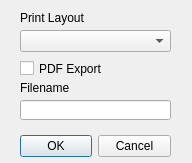
Above: auto_print/auto_print_dialog_base.ui from chrimohr/autoPrint before the change. Below: the same form after it.
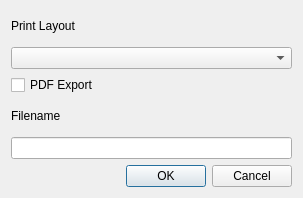
That is the form after the change.

Patch:
```diff
--- a/auto_print/auto_print_dialog_base.ui
+++ b/auto_print/auto_print_dialog_base.ui
@@ -6,94 +6,59 @@
    <rect>
     <x>0</x>
     <y>0</y>
-    <width>192</width>
-    <height>163</height>
+    <width>303</width>
+    <height>198</height>
    </rect>
   </property>
   <property name="windowTitle">
    <string>autoPrint</string>
   </property>
-  <widget class="QDialogButtonBox" name="button_box">
-   <property name="geometry">
-    <rect>
-     <x>20</x>
-     <y>130</y>
-     <width>151</width>
-     <height>32</height>
-    </rect>
-   </property>
-   <property name="orientation">
-    <enum>Qt::Horizontal</enum>
-   </property>
-   <property name="standardButtons">
-    <set>QDialogButtonBox::Cancel|QDialogButtonBox::Ok</set>
-   </property>
-  </widget>
+  <layout class="QGridLayout" name="gridLayout">
+   <item row="0" column="0">
   <widget class="QLabel" name="label">
-   <property name="geometry">
-    <rect>
-     <x>20</x>
-     <y>10</y>
-     <width>151</width>
-     <height>16</height>
-    </rect>
-   </property>
    <property name="text">
     <string>Print Layout</string>
    </property>
   </widget>
+   </item>
+   <item row="1" column="0">
+    <widget class="QComboBox" name="layoutComboBox"/>
+   </item>
+   <item row="2" column="0">
+    <widget class="QCheckBox" name="PdfCheckBox">
+     <property name="text">
+      <string>PDF Export</string>
+     </property>
+    </widget>
+   </item>
+   <item row="3" column="0">
   <widget class="QLabel" name="label_2">
-   <property name="geometry">
-    <rect>
-     <x>20</x>
-     <y>80</y>
-     <width>151</width>
-     <height>16</height>
-    </rect>
-   </property>
    <property name="text">
     <string>Filename</string>
    </property>
   </widget>
+   </item>
+   <item row="4" column="0">
   <widget class="QLineEdit" name="filename">
    <property name="enabled">
     <bool>true</bool>
    </property>
-   <property name="geometry">
-    <rect>
-     <x>20</x>
-     <y>100</y>
-     <width>151</width>
-     <height>20</height>
-    </rect>
-   </property>
    <property name="clearButtonEnabled">
     <bool>true</bool>
    </property>
   </widget>
-  <widget class="QCheckBox" name="PdfCheckBox">
-   <property name="geometry">
-    <rect>
-     <x>20</x>
-     <y>60</y>
-     <width>151</width>
-     <height>17</height>
-    </rect>
-   </property>
-   <property name="text">
-    <string>PDF Export</string>
-   </property>
-  </widget>
-  <widget class="QComboBox" name="layoutComboBox">
-   <property name="geometry">
-    <rect>
-     <x>20</x>
-     <y>30</y>
-     <width>151</width>
-     <height>22</height>
-    </rect>
-   </property>
-  </widget>
+   </item>
+   <item row="5" column="0">
+    <widget class="QDialogButtonBox" name="button_box">
+     <property name="orientation">
+      <enum>Qt::Horizontal</enum>
+     </property>
+     <property name="standardButtons">
+      <set>QDialogButtonBox::Cancel|QDialogButtonBox::Ok</set>
+     </property>
+    </widget>
+   </item>
+  </layout>
  </widget>
  <resources/>
  <connections>
```
Lines whose indentation alone changed are shown as unchanged.
